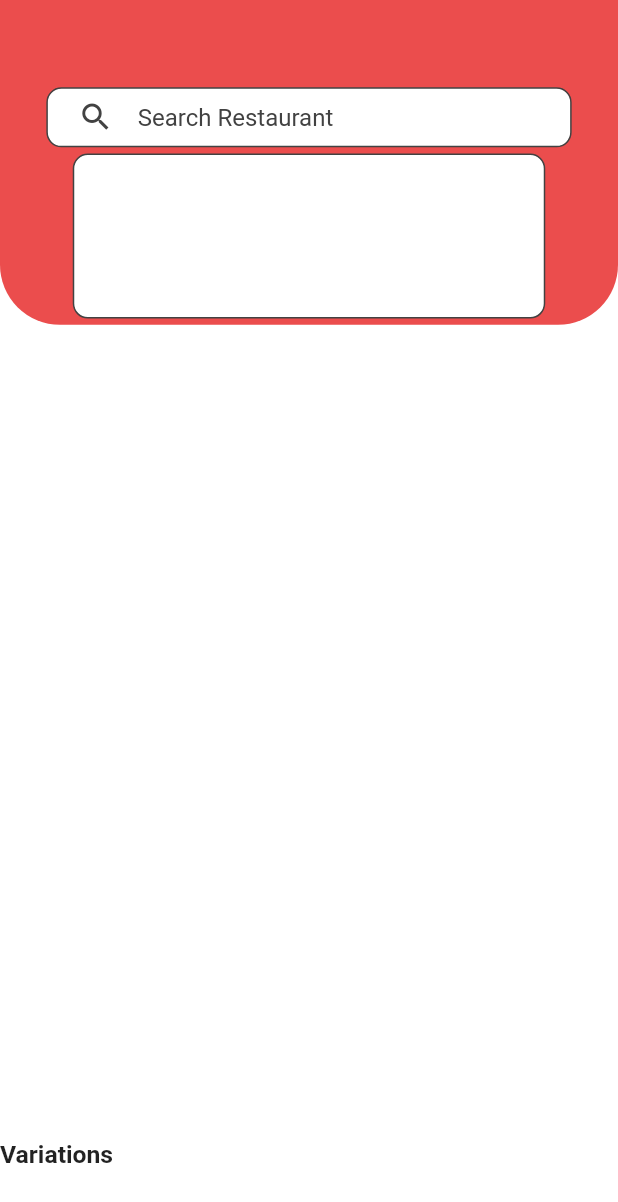
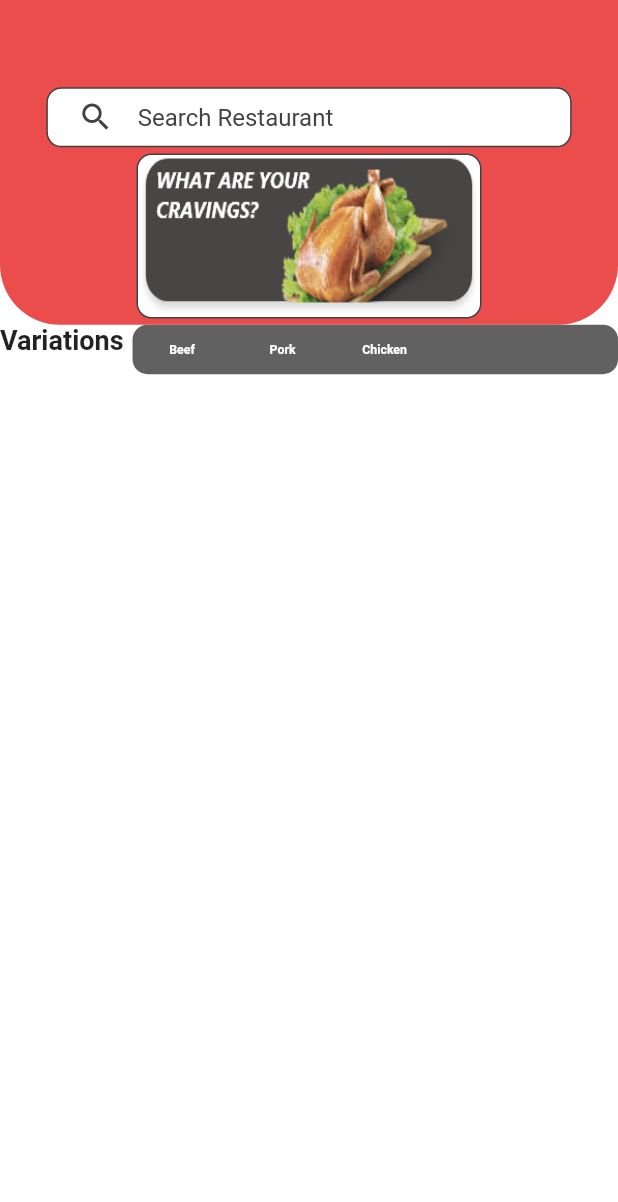
Before and after one commit to dev-ej199x/food_booking_app, a Flutter app: the screen it shows after launch, on a phone screen of 412 x 824 dp. Shown: the top 1202 px of the screen. Run offline on Flutter 3.47's test engine with Material 2 defaults, Android fonts, the phone set to English and light mode, and no system bars; our stand-ins replace carousel_slider, firebase_messaging, flutter_local_notifications, flutter_map, flutter_svg, google_maps_flutter and 4 more; missing offline and left inert: adobe_xd, dart:html; accounts and stored records are empty; Roboto replaces fonts that are missing (Poppins, Segoe UI).

Commit message:
UpdatedOrderScreen

```diff
--- a/lib/defaults/images.dart
+++ b/lib/defaults/images.dart
@@ -15,4 +15,5 @@ class Images {
   static const String restaurant = "assets/images/Pastry.png";
   static const String pastryShop = "assets/images/Restaurant.png";
   static const String sampleOrderBanner = "assets/images/MangInasal.png";
+  static const String orderBanner = "assets/images/Group 22.png";
 }
--- a/lib/pages/orderScreen.dart
+++ b/lib/pages/orderScreen.dart
@@ -1,5 +1,6 @@
 import 'package:flutter/material.dart';
 import 'package:food_booking_app/defaults/config.dart';
+import 'package:food_booking_app/defaults/images.dart';
 
 class OrderScreen extends StatefulWidget {
   @override
@@ -19,11 +20,17 @@ class _OrderScreenState extends State<OrderScreen> {
           elevation: 0,
         ),
       ),
-      body: Column(
+      body: Stack(
         children: <Widget>[
           Center(
-            child: Padding(
-              padding: EdgeInsets.only(bottom: 66 * Config.heightMultiplier),
+            child:
+                // Expanded(
+                // child:
+                Column(
+              children: <Widget>[
+                // child:
+                Padding(
+                  padding: EdgeInsets.zero,
                   child: Container(
                     width: double.infinity,
                     decoration: BoxDecoration(
@@ -50,7 +57,8 @@ class _OrderScreenState extends State<OrderScreen> {
                             child: TextField(
                               decoration: InputDecoration(
                                 border: InputBorder.none,
-                            icon: Icon(Icons.search, color: Colors.grey[800]),
+                                icon:
+                                    Icon(Icons.search, color: Colors.grey[800]),
                                 hintText: ('Search Restaurant'),
                                 hintStyle: TextStyle(
                                   color: Colors.grey[800],
@@ -61,14 +69,18 @@ class _OrderScreenState extends State<OrderScreen> {
                           ),
                         ),
                         Padding(
-                      padding: EdgeInsets.all(1 * Config.imageSizeMultiplier),
+                          padding:
+                              EdgeInsets.all(1 * Config.imageSizeMultiplier),
                           child: Container(
-                        width: 315.0,
-                        height: 110.0,
+                            height: 110,
+                            width: 230,
                             decoration: BoxDecoration(
                               color: Colors.white,
                               borderRadius: BorderRadius.circular(10.0),
                               border: Border.all(color: Colors.grey[800]),
+                              image: DecorationImage(
+                                  image: AssetImage(Images.orderBanner),
+                                  fit: BoxFit.fill),
                             ),
                           ),
                         ),
@@ -76,19 +88,81 @@ class _OrderScreenState extends State<OrderScreen> {
                     ),
                   ),
                 ),
-          ),
+
                 Padding(
                   padding: EdgeInsets.zero,
                   child: Row(
-              mainAxisAlignment: MainAxisAlignment.start,
+                    // mainAxisAlignment: MainAxisAlignment.spaceBetween,
+                    crossAxisAlignment: CrossAxisAlignment.start,
                     children: <Widget>[
                       Text(
                         'Variations',
                         style: TextStyle(
-                      fontSize: 2 * Config.textMultiplier,
+                            fontSize: 18,
                             fontStyle: FontStyle.normal,
                             fontFamily: 'Poppins',
                             fontWeight: FontWeight.bold),
+                      ),
+                      Padding(padding: EdgeInsets.symmetric(horizontal: 3.0)),
+                      Expanded(
+                        child: Container(
+                          // width: MediaQuery.of(context).size.width,
+                          height: 4 * Config.heightMultiplier,
+                          decoration: BoxDecoration(
+                            color: Colors.grey[700],
+                            borderRadius: BorderRadius.circular(10.0),
+                          ),
+                          child: Row(
+                            children: <Widget>[
+                              Padding(
+                                padding: EdgeInsets.all(1),
+                                child: TextButton(
+                                  onPressed: () {},
+                                  child: Text(
+                                    'Beef',
+                                    style: TextStyle(
+                                      color: Colors.white,
+                                      fontSize: 1 * Config.textMultiplier,
+                                      fontWeight: FontWeight.bold,
+                                    ),
+                                  ),
+                                ),
+                              ),
+                                 Padding(
+                                padding: EdgeInsets.all(2),
+                                child: TextButton(
+                                  onPressed: () {},
+                                  child: Text(
+                                    'Pork',
+                                    style: TextStyle(
+                                      color: Colors.white,
+                                      fontSize: 1 * Config.textMultiplier,
+                                      fontWeight: FontWeight.bold,
+                                    ),
+                                  ),
+                                ),
+                              ),
+                                  Padding(
+                                padding: EdgeInsets.all(2),
+                                child: TextButton(
+                                  onPressed: () {},
+                                  child: Text(
+                                    'Chicken',
+                                    style: TextStyle(
+                                      color: Colors.white,
+                                      fontSize: 1 * Config.textMultiplier,
+                                      fontWeight: FontWeight.bold,
+                                    ),
+                                  ),
+                                ),
+                              ),
+
+                            ],
+                          ),
+                        ),
+                      )
+                    ],
+                  ),
                 ),
               ],
             ),
```
Also changed, not shown: Group 22.png (deleted), Group 4128.png (deleted), assets/images/Group 22.png (renamed from Group 14.png). Lines whose indentation alone changed are shown as unchanged.
